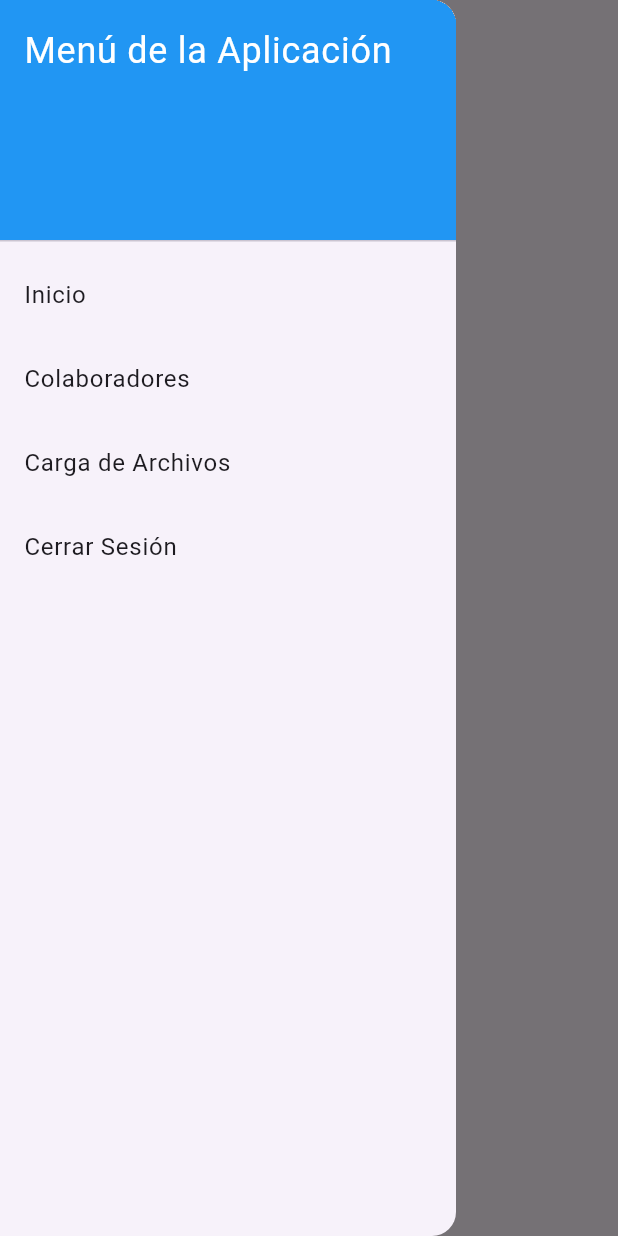
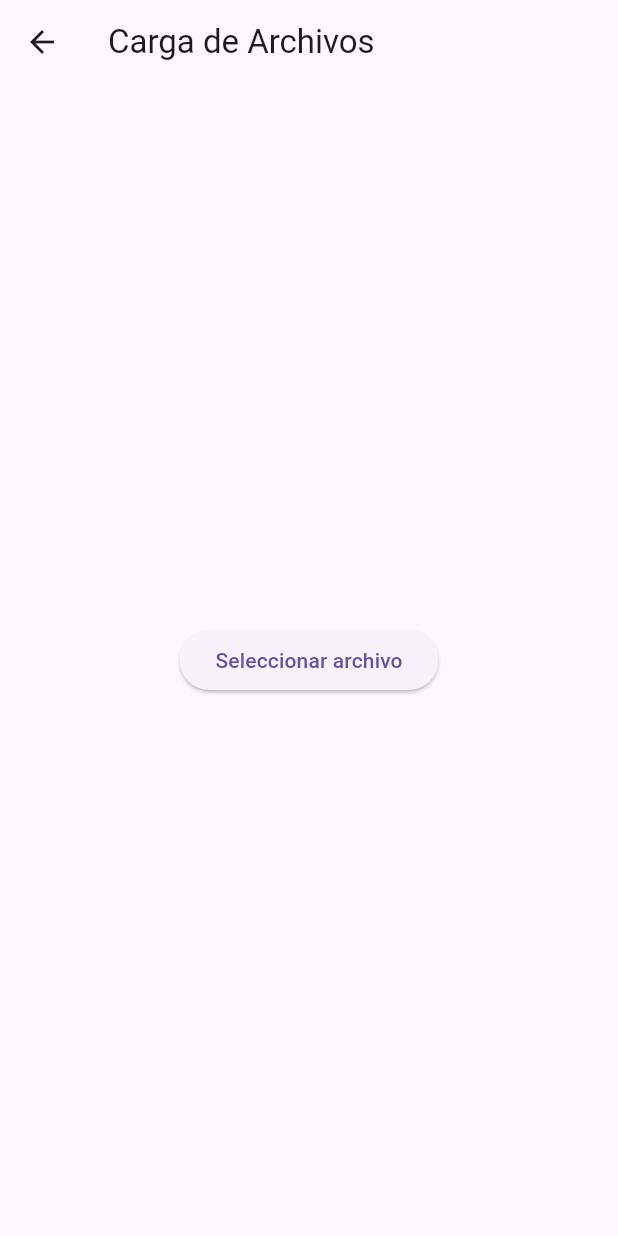
Before and after one commit to Frannqz/Timbox, a Flutter app: the MenuScreen screen opened by its route, in the side drawer, after a tap on "Carga de Archivos", on a phone screen of 412 x 824 dp. Run offline on Flutter 3.47's test engine with Material 3 defaults, Android fonts, the phone set to English and light mode, and no system bars; our stand-ins replace file_picker, shared_preferences; accounts and stored records are empty.

Commit message:
Add maquetacion de menu

```diff
--- /dev/null
+++ b/frontendtimbox/lib/load_files_screen.dart
@@ -0,0 +1,44 @@
+import 'package:file_picker/file_picker.dart';
+import 'package:flutter/material.dart';
+
+class LoadFilesScreen extends StatefulWidget {
+  const LoadFilesScreen({super.key});
+
+  @override
+  _LoadFilesScreenState createState() => _LoadFilesScreenState();
+}
+
+class _LoadFilesScreenState extends State<LoadFilesScreen> {
+  String _fileName = '';
+
+  Future<void> _pickFile() async {
+    FilePickerResult? result = await FilePicker.platform
+        .pickFiles(type: FileType.custom, allowedExtensions: ['xlsx', 'pdf']);
+    if (result != null) {
+      setState(() {
+        _fileName = result.files.single.name;
+      });
+      // Luego, puedes llamar al método de backend para cargar el archivo
+    }
+  }
+
+  @override
+  Widget build(BuildContext context) {
+    return Scaffold(
+      appBar: AppBar(title: const Text('Carga de Archivos')),
+      body: Center(
+        child: Column(
+          mainAxisAlignment: MainAxisAlignment.center,
+          children: [
+            ElevatedButton(
+              onPressed: _pickFile,
+              child: const Text('Seleccionar archivo'),
+            ),
+            if (_fileName.isNotEmpty) Text('Archivo seleccionado: $_fileName'),
+            // Aquí llamas a la función para subir el archivo
+          ],
+        ),
+      ),
+    );
+  }
+}
--- a/frontendtimbox/lib/login_screen.dart
+++ b/frontendtimbox/lib/login_screen.dart
@@ -2,7 +2,7 @@ import 'package:flutter/material.dart';
 import 'package:shared_preferences/shared_preferences.dart';
 import '../controllers/auth_controller.dart';
 import '../utils/validators.dart';
-import 'package:testtimbox/password_recovery.dart'; // Importa tu pantalla de recuperación de contraseña
+import 'package:testtimbox/password_recovery_screen.dart'; // Importa tu pantalla de recuperación de contraseña
 
 class LoginScreen extends StatelessWidget {
   const LoginScreen({Key? key}) : super(key: key);
--- a/frontendtimbox/lib/menu_screen.dart
+++ b/frontendtimbox/lib/menu_screen.dart
@@ -35,15 +35,27 @@ class _MenuScreenState extends State<MenuScreen> {
               },
             ),
             ListTile(
-              title: const Text('Colaboradores'),
+              title: const Text('Carga de Archivos'),
               onTap: () {
-                Navigator.of(context).pushNamed('/colaboradores');
+                Navigator.of(context).pushNamed('/loadFiles');
               },
             ),
             ListTile(
-              title: const Text('Carga de Archivos'),
+              title: const Text('Colaboradores'),
               onTap: () {
-                Navigator.of(context).pushNamed('/archivos');
+                Navigator.of(context).pushNamed('/collaborators');
+              },
+            ),
+            ListTile(
+              title: const Text('Empleados'),
+              onTap: () {
+                Navigator.of(context).pushNamed('/employees');
+              },
+            ),
+            ListTile(
+              title: const Text('Servicios'),
+              onTap: () {
+                Navigator.of(context).pushNamed('/services');
               },
             ),
             ListTile(
--- a/frontendtimbox/pubspec.yaml
+++ b/frontendtimbox/pubspec.yaml
@@ -37,6 +37,7 @@ dependencies:
 
   http: ^1.2.2
   shared_preferences: ^2.3.5
+  file_picker: ^8.1.7
 
 dev_dependencies:
   flutter_test:
```
Also changed, not shown: frontendtimbox/lib/collaborators_screen.dart (added, +64 -0 lines), frontendtimbox/lib/employees_screen.dart (added, +17 -0 lines), frontendtimbox/lib/main.dart (+9 -1 lines), frontendtimbox/lib/services_screen.dart (added, +45 -0 lines), frontendtimbox/lib/password_recovery_screen.dart (renamed from frontendtimbox/lib/password_recovery.dart), frontendtimbox/pubspec.lock.
